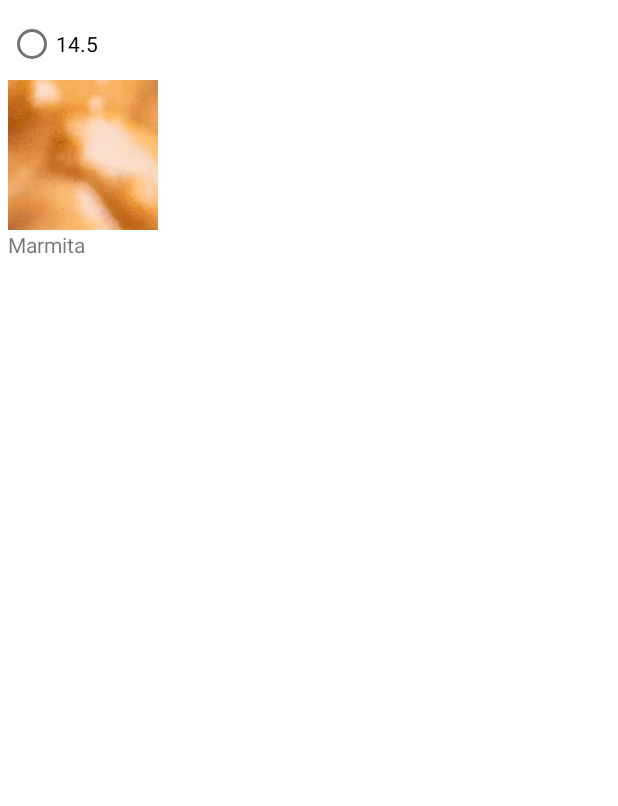
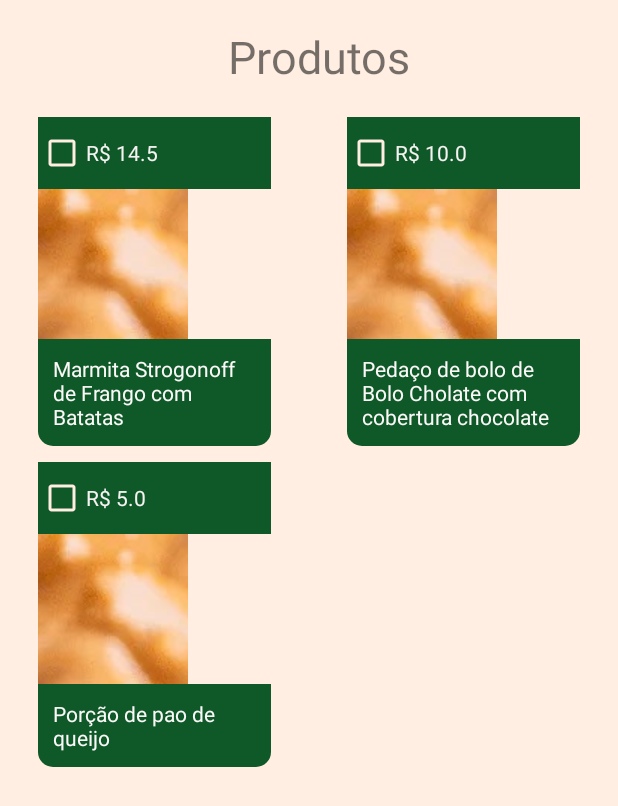
Before and after one commit to 2024-1-NCC3/Projeto1, an Android app: the screen it shows after launch (Produtos), on a phone screen of 412 x 824 dp. Shown: the top 806 px of the screen. Run offline under Robolectric (Android 15) with nearby library versions, the phone set to English and light mode, and no system bars; Roboto replaces fonts that are not available here.

Commit message:
Bordas Arrendondadas

```diff
--- a/app/src/main/java/com/example/comedoria/AdapterProduto.java
+++ b/app/src/main/java/com/example/comedoria/AdapterProduto.java
@@ -1,20 +1,29 @@
 package com.example.comedoria;
 
+import android.annotation.SuppressLint;
+import android.content.Context;
+import android.content.res.ColorStateList;
+import android.graphics.Color;
+import android.util.Log;
 import android.view.LayoutInflater;
 import android.view.View;
 import android.view.ViewGroup;
+import android.widget.CheckBox;
+import android.widget.CompoundButton;
 import android.widget.ImageView;
 import android.widget.RadioButton;
 import android.widget.TextView;
 
 import androidx.annotation.NonNull;
+import androidx.core.content.ContextCompat;
+import androidx.core.widget.CompoundButtonCompat;
 import androidx.recyclerview.widget.RecyclerView;
 
 import java.util.List;
 
 public class AdapterProduto extends RecyclerView.Adapter<AdapterProduto.MyViewHolder1> {
     private List<Produto> listaProdutos;
-
+    private android.content.Context context;
 
     public AdapterProduto(List<Produto> lista){
         this.listaProdutos = lista;
@@ -26,16 +35,23 @@ public class AdapterProduto extends RecyclerView.Adapter<AdapterProduto.MyViewHo
         View itemLista = LayoutInflater.from(parent.getContext())
                 .inflate(R.layout.layout_produto, parent, false);
         return new MyViewHolder1(itemLista);
+
     }
 
+    @SuppressLint("ResourceAsColor")
     @Override
     public void onBindViewHolder(@NonNull MyViewHolder1 holder, int position) {
         Produto produto = listaProdutos.get(position);
         holder.descricaoProduto.setText(produto.getNome());
         holder.imgProduto.setImageResource(produto.getCaminhoImg());
-        holder.radioProduto.setText(produto.getPreco() + "");
+        holder.cbProduto.setText("R$ " + produto.getPreco() );
+
+
+
 
     }
+
+
 
 
 
@@ -49,14 +65,21 @@ public class AdapterProduto extends RecyclerView.Adapter<AdapterProduto.MyViewHo
         TextView descricaoProduto;
         ImageView imgProduto;
 
-        RadioButton radioProduto;
+        CheckBox cbProduto;
 
+        @SuppressLint("ResourceAsColor")
         public MyViewHolder1(View itemView){
             super(itemView);
 
-            radioProduto = itemView.findViewById(R.id.rbProduto);
+            cbProduto = itemView.findViewById(R.id.cbProduto);
             descricaoProduto = itemView.findViewById(R.id.descricaoProduto);
             imgProduto = itemView.findViewById(R.id.imageProduto);
+
+
         }
+
+
     }
+
+
 }
--- a/app/src/main/java/com/example/comedoria/Produtos.java
+++ b/app/src/main/java/com/example/comedoria/Produtos.java
@@ -1,23 +1,33 @@
 package com.example.comedoria;
 
 import androidx.appcompat.app.AppCompatActivity;
+import androidx.recyclerview.widget.GridLayoutManager;
 import androidx.recyclerview.widget.LinearLayoutManager;
 import androidx.recyclerview.widget.RecyclerView;
 
+import android.annotation.SuppressLint;
 import android.os.Bundle;
+import android.util.Log;
+import android.widget.CheckBox;
 
 import java.util.ArrayList;
 import java.util.List;
 
 public class Produtos extends AppCompatActivity {
 
-    private RecyclerView recyclerProduto;
+    // Cores
+    //#FF403832 Marrom
+    //#FFEEE1 bege
+    //#0F5929 verde escuro
+    //#94E986 verde claro
+
+    private RecyclerView recyclerProduto, recyclerProduto1;
+    private CheckBox cbProduto;
 
     private List<Produto> listaProdutos = new ArrayList<>();
 
     private int[] listImgProduto = {
             R.drawable.imgstrogonofffrango
-
 
     };
 
@@ -27,6 +37,7 @@ public class Produtos extends AppCompatActivity {
 
     };
 
+    @SuppressLint("ResourceAsColor")
     @Override
     protected void onCreate(Bundle savedInstanceState) {
         super.onCreate(savedInstanceState);
@@ -34,11 +45,12 @@ public class Produtos extends AppCompatActivity {
 
         recyclerProduto = findViewById(R.id.recycleProduto);
 
+
         ListarProduto();
 
         AdapterProduto adapter1 = new AdapterProduto(listaProdutos);
 
-        RecyclerView.LayoutManager layoutManager1 = new LinearLayoutManager(getApplicationContext());
+        RecyclerView.LayoutManager layoutManager1 = new GridLayoutManager(this,2);
         recyclerProduto.setLayoutManager(layoutManager1);
         recyclerProduto.setHasFixedSize(true);
 
@@ -47,12 +59,17 @@ public class Produtos extends AppCompatActivity {
 
 
 
-
     }
 
     private void ListarProduto(){
-        Produto produto = new Produto("Marmita Strogonoff de Frango com Batatas",14.50, listaIngrediente[0], listImgProduto[0]);
+        Produto produto = new Produto("Marmita Strogonoff de Frango com Batatas",14.5, listaIngrediente[0], listImgProduto[0]);
         listaProdutos.add(produto);
+
+        Produto pedacoBolo = new Produto ("Pedaço de bolo de Bolo Cholate com cobertura chocolate", 10.0, listaIngrediente[1],listImgProduto[0]);
+        listaProdutos.add(pedacoBolo);
+
+        Produto paoDeQueijo = new Produto("Porção de pao de queijo", 5.00, listaIngrediente[1], listImgProduto[0]);
+        listaProdutos.add(paoDeQueijo);
     }
 
 }
--- /dev/null
+++ b/app/src/main/res/drawable/borda_arrendondada.xml
@@ -0,0 +1,12 @@
+<?xml version="1.0" encoding="utf-8"?>
+<shape xmlns:android="http://schemas.android.com/apk/res/android">
+    <solid android:color= "@color/verde_fundo_categoria" />
+    <padding android:left="4dp" android:top="4dp"
+        android:right="4dp" android:bottom="4dp" />
+    <corners android:bottomLeftRadius="10dp"
+                android:bottomRightRadius="10dp"
+
+
+        />
+
+</shape>
--- a/app/src/main/res/layout/activity_produtos.xml
+++ b/app/src/main/res/layout/activity_produtos.xml
@@ -5,14 +5,30 @@
     android:id="@+id/teste1"
     android:layout_width="match_parent"
     android:layout_height="match_parent"
+    android:background="@color/bege"
     tools:context=".Produtos">
+
+    <TextView
+        android:id="@+id/textView2"
+        android:layout_width="wrap_content"
+        android:layout_height="wrap_content"
+        android:text="Produtos"
+        android:textSize="30sp"
+        app:layout_constraintBottom_toBottomOf="parent"
+        app:layout_constraintEnd_toEndOf="parent"
+        app:layout_constraintHorizontal_bias="0.525"
+        app:layout_constraintStart_toStartOf="parent"
+        app:layout_constraintTop_toTopOf="parent"
+        app:layout_constraintVertical_bias="0.022" />
 
     <androidx.recyclerview.widget.RecyclerView
         android:id="@+id/recycleProduto"
-        android:layout_width="match_parent"
-        android:layout_height="match_parent"
+        android:layout_width="wrap_content"
+        android:layout_height="wrap_content"
         app:layout_constraintBottom_toBottomOf="parent"
         app:layout_constraintEnd_toEndOf="parent"
+        app:layout_constraintHorizontal_bias="0.215"
         app:layout_constraintStart_toStartOf="parent"
-        app:layout_constraintTop_toTopOf="parent" />
+        app:layout_constraintTop_toBottomOf="@+id/textView2"
+        app:layout_constraintVertical_bias="0.045" />
 </androidx.constraintlayout.widget.ConstraintLayout>
--- a/app/src/main/res/layout/layout_produto.xml
+++ b/app/src/main/res/layout/layout_produto.xml
@@ -3,7 +3,10 @@
     xmlns:app="http://schemas.android.com/apk/res-auto"
     xmlns:tools="http://schemas.android.com/tools"
     android:layout_width="wrap_content"
-    android:layout_height="wrap_content">
+    android:layout_height="wrap_content"
+    android:layout_marginLeft="20dp"
+    android:layout_marginRight="20dp"
+    android:background="#00FFFFFF">
 
     <LinearLayout
         android:id="@+id/layoutProduto"
@@ -14,24 +17,31 @@
         app:layout_constraintBottom_toBottomOf="parent"
         app:layout_constraintEnd_toEndOf="parent"
         app:layout_constraintStart_toStartOf="parent"
-        app:layout_constraintTop_toTopOf="parent">
+        app:layout_constraintTop_toTopOf="parent"
+        app:layout_goneMarginLeft="10dp">
 
-        <RadioButton
-            android:id="@+id/rbProduto"
+        <CheckBox
+            android:id="@+id/cbProduto"
             android:layout_width="match_parent"
             android:layout_height="wrap_content"
-            android:text="produto" />
+            android:background="#0F5929"
+            android:buttonTint="@color/bege"
+            android:text="CheckBox"
+            android:textColor="#F6F2F2" />
 
         <ImageButton
             android:id="@+id/imageProduto"
             android:layout_width="100dp"
             android:layout_height="100dp"
-            app:srcCompat="@drawable/bebidassazonais" />
+            app:srcCompat="@drawable/delivery_capa" />
 
         <TextView
             android:id="@+id/descricaoProduto"
-            android:layout_width="match_parent"
+            android:layout_width="wrap_content"
             android:layout_height="wrap_content"
-            android:text="descricao" />
+            android:background="@drawable/borda_arrendondada"
+            android:padding="10dp"
+            android:text="descricao"
+            android:textColor="#FBF8F8" />
     </LinearLayout>
 </androidx.constraintlayout.widget.ConstraintLayout>
--- a/app/src/main/res/values/colors.xml
+++ b/app/src/main/res/values/colors.xml
@@ -14,4 +14,6 @@
     <color name="transparente">#00000000</color>
     <color name="verde_categorias">#FF93E885</color>
     <color name="verde_fundo_categoria">#0F5929</color>
+    <color name="MarroComedoriaTia">#403832</color>
+    <color name="marro_comedori_tia">#FF403832</color>
 </resources>
```
